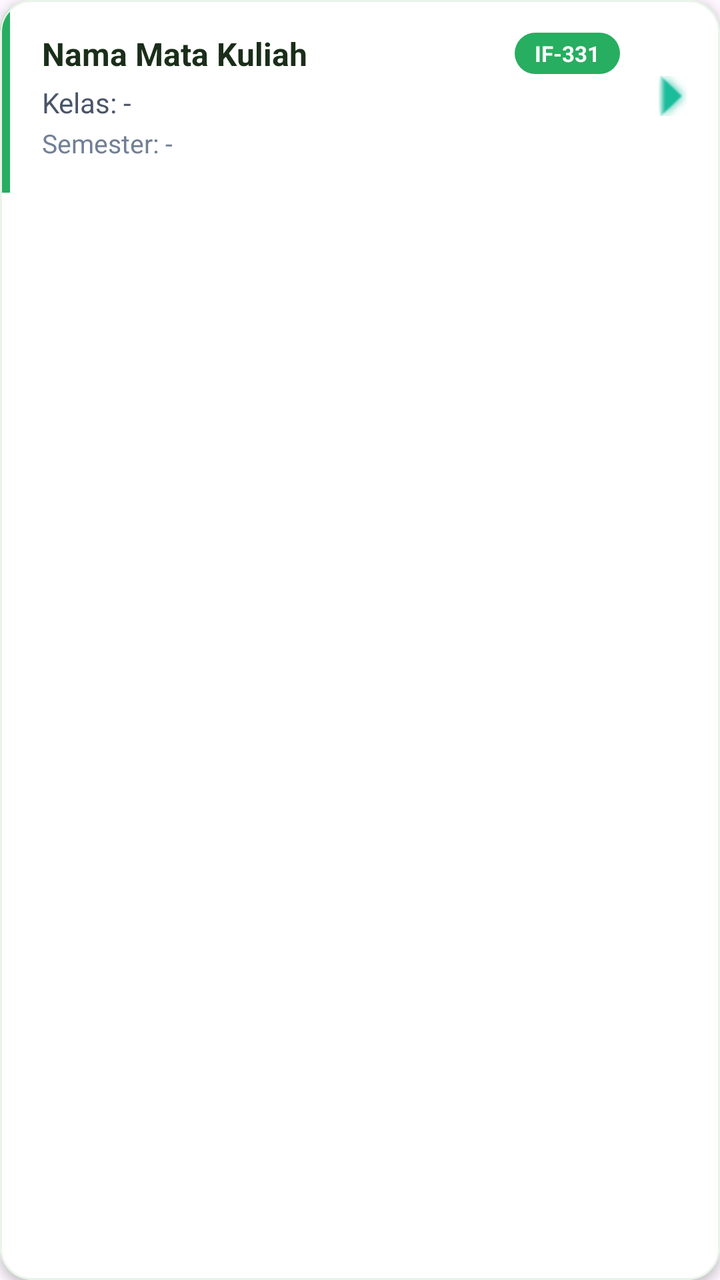
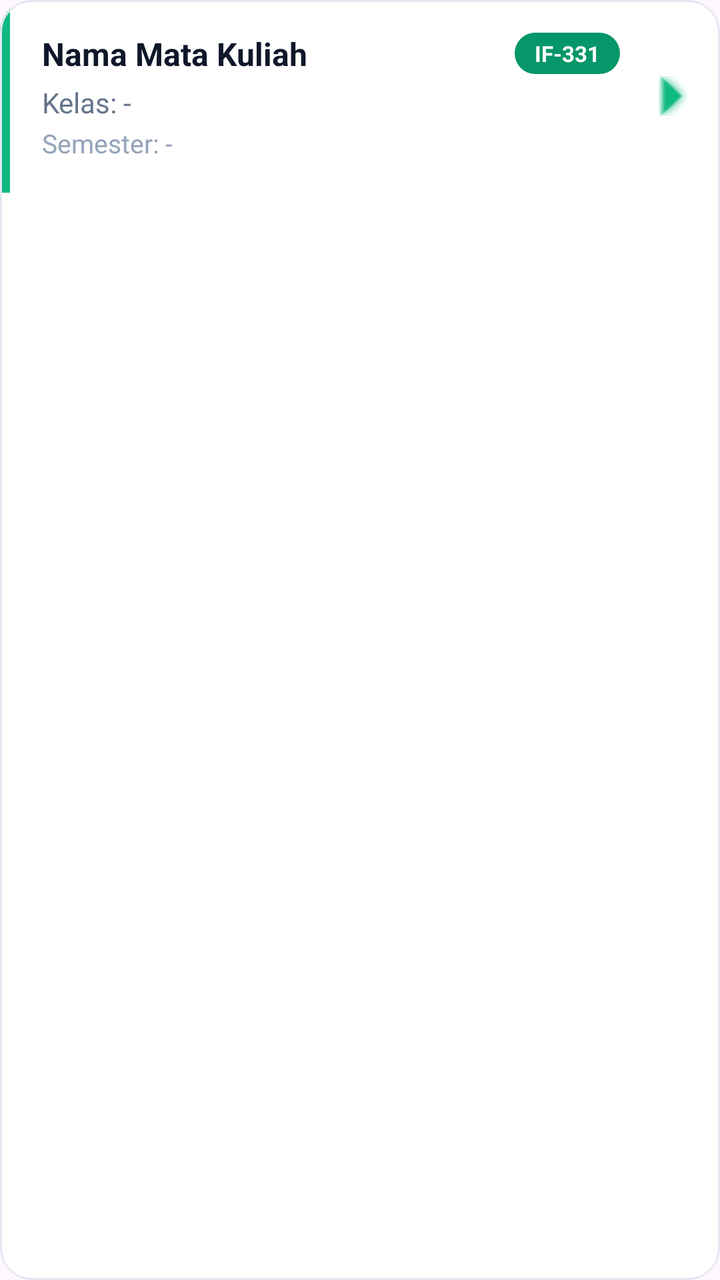

An Android layout rendered at two revisions. The XML below is the earlier revision; the diff shows what the commit changed to produce the second picture.
<!-- AndroidManifest.xml: application theme Theme.IFUnjaniExam -->
<!-- res/layout/item_kelas.xml -->
<?xml version="1.0" encoding="utf-8"?>
<com.google.android.material.card.MaterialCardView xmlns:android="http://schemas.android.com/apk/res/android"
    xmlns:app="http://schemas.android.com/apk/res-auto"
    android:layout_width="match_parent"
    android:layout_height="wrap_content"
    android:layout_marginHorizontal="16dp"
    android:layout_marginBottom="12dp"
    android:clickable="true"
    android:focusable="true"
    android:foreground="?android:attr/selectableItemBackground"
    app:cardBackgroundColor="#ffffff"
    app:cardCornerRadius="16dp"
    app:cardElevation="3dp"
    app:strokeColor="#e8f5e9"
    app:strokeWidth="1dp">

    <LinearLayout
        android:layout_width="match_parent"
        android:layout_height="wrap_content"
        android:orientation="horizontal">

        
        <View
            android:layout_width="5dp"
            android:layout_height="match_parent"
            android:background="#27ae60" />

        <LinearLayout
            android:layout_width="0dp"
            android:layout_height="wrap_content"
            android:layout_weight="1"
            android:orientation="vertical"
            android:padding="16dp">

            
            <LinearLayout
                android:layout_width="match_parent"
                android:layout_height="wrap_content"
                android:gravity="center_vertical"
                android:orientation="horizontal">

                <TextView
                    android:id="@+id/tvCourseName"
                    android:layout_width="0dp"
                    android:layout_height="wrap_content"
                    android:layout_weight="1"
                    android:text="Nama Mata Kuliah"
                    android:textColor="#1a2e1a"
                    android:textSize="16sp"
                    android:textStyle="bold" />

                
                <TextView
                    android:id="@+id/tvClassCode"
                    android:layout_width="wrap_content"
                    android:layout_height="wrap_content"
                    android:background="@drawable/badge_green"
                    android:paddingHorizontal="10dp"
                    android:paddingVertical="3dp"
                    android:text="IF-331"
                    android:textColor="#ffffff"
                    android:textSize="11sp"
                    android:textStyle="bold" />
            </LinearLayout>

            <TextView
                android:id="@+id/tvClassName"
                android:layout_width="match_parent"
                android:layout_height="wrap_content"
                android:layout_marginTop="4dp"
                android:text="Kelas: -"
                android:textColor="#4a5568"
                android:textSize="14sp" />

            <TextView
                android:id="@+id/tvSemester"
                android:layout_width="match_parent"
                android:layout_height="wrap_content"
                android:layout_marginTop="2dp"
                android:text="Semester: -"
                android:textColor="#718096"
                android:textSize="13sp" />
        </LinearLayout>

        
        <ImageView
            android:layout_width="20dp"
            android:layout_height="20dp"
            android:layout_gravity="center_vertical"
            android:layout_marginEnd="14dp"
            android:src="@android:drawable/arrow_up_float"
            android:rotation="90"
            android:contentDescription="Buka"
            app:tint="#1abc9c" />
    </LinearLayout>
</com.google.android.material.card.MaterialCardView>
<!-- resources referenced by this layout -->
<resources>
  <!-- drawable badge_green (drawable) -->
  <?xml version="1.0" encoding="utf-8"?>
  <shape xmlns:android="http://schemas.android.com/apk/res/android"
      android:shape="rectangle">
      <solid android:color="#27ae60" />
      <corners android:radius="20dp" />
  </shape>
  <style name="Theme.IFUnjaniExam" parent="Base.Theme.IFUnjaniExam" />
  <style name="Base.Theme.IFUnjaniExam" parent="Theme.Material3.DayNight.NoActionBar">
          
          
      </style>
</resources>

<!-- the commit's change to res/layout/item_kelas.xml (unified diff, before → after) -->
@@ -8,10 +8,10 @@
     android:clickable="true"
     android:focusable="true"
     android:foreground="?android:attr/selectableItemBackground"
-    app:cardBackgroundColor="#ffffff"
+    app:cardBackgroundColor="#FFFFFF"
     app:cardCornerRadius="16dp"
-    app:cardElevation="3dp"
-    app:strokeColor="#e8f5e9"
+    app:cardElevation="0dp"
+    app:strokeColor="#E2E8F0"
     app:strokeWidth="1dp">
 
     <LinearLayout
@@ -23,7 +23,7 @@
         <View
             android:layout_width="5dp"
             android:layout_height="match_parent"
-            android:background="#27ae60" />
+            android:background="#10B981" />
 
         <LinearLayout
             android:layout_width="0dp"
@@ -45,7 +45,7 @@
                     android:layout_height="wrap_content"
                     android:layout_weight="1"
                     android:text="Nama Mata Kuliah"
-                    android:textColor="#1a2e1a"
+                    android:textColor="#0F172A"
                     android:textSize="16sp"
                     android:textStyle="bold" />
 
@@ -55,10 +55,11 @@
                     android:layout_width="wrap_content"
                     android:layout_height="wrap_content"
                     android:background="@drawable/badge_green"
+                    android:backgroundTint="#059669"
                     android:paddingHorizontal="10dp"
                     android:paddingVertical="3dp"
                     android:text="IF-331"
-                    android:textColor="#ffffff"
+                    android:textColor="#FFFFFF"
                     android:textSize="11sp"
                     android:textStyle="bold" />
             </LinearLayout>
@@ -69,7 +70,7 @@
                 android:layout_height="wrap_content"
                 android:layout_marginTop="4dp"
                 android:text="Kelas: -"
-                android:textColor="#4a5568"
+                android:textColor="#64748B"
                 android:textSize="14sp" />
 
             <TextView
@@ -78,7 +79,7 @@
                 android:layout_height="wrap_content"
                 android:layout_marginTop="2dp"
                 android:text="Semester: -"
-                android:textColor="#718096"
+                android:textColor="#94A3B8"
                 android:textSize="13sp" />
         </LinearLayout>
 
@@ -91,6 +92,6 @@
             android:src="@android:drawable/arrow_up_float"
             android:rotation="90"
             android:contentDescription="Buka"
-            app:tint="#1abc9c" />
+            app:tint="#10B981" />
     </LinearLayout>
 </com.google.android.material.card.MaterialCardView>
